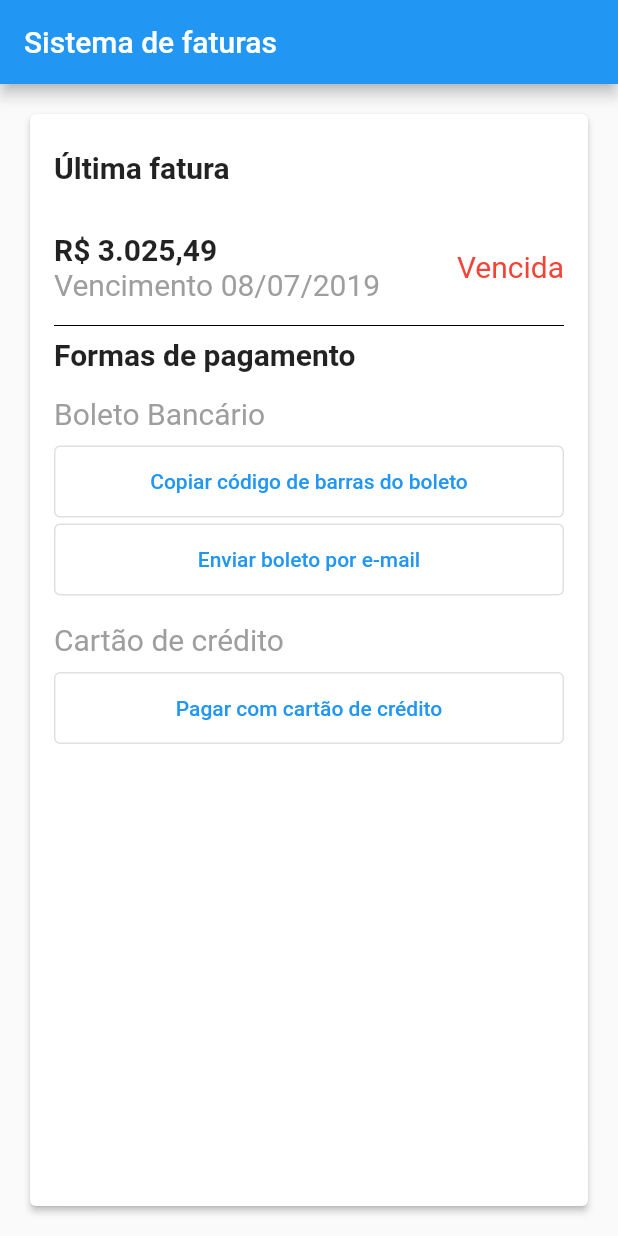
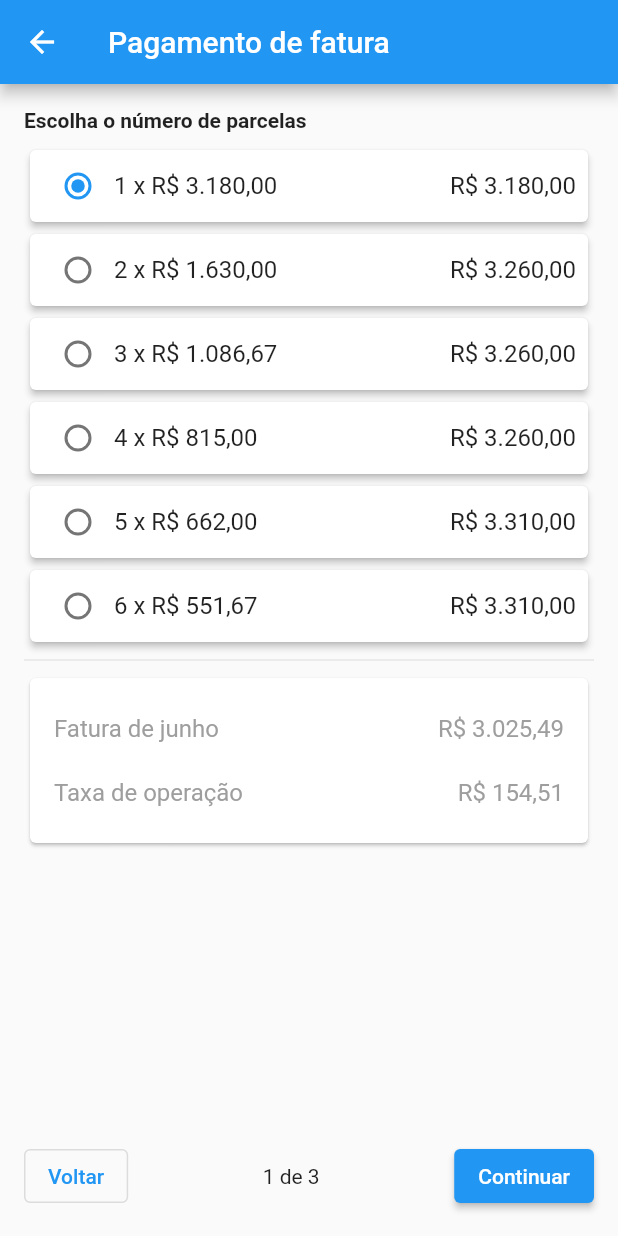
Before and after one commit to felipe72/flutter-training, a Flutter app: the screen it shows after launch, after a tap on "Pagar com cartão de crédito", on a phone screen of 412 x 824 dp. Run offline on Flutter 3.47's test engine with Material 2 defaults, Android fonts, the phone set to English and light mode, and no system bars.

Commit message:
Add payment options screen

```diff
--- a/lib/PaymentOptions.dart
+++ b/lib/ChoosePayment.dart
@@ -1,8 +1,9 @@
 import 'package:flutter/material.dart';
+import './payment_options/view/screen/payment_options.dart';
 import 'Commons.dart';
 
-class PaymentOptions extends StatelessWidget {
-  PaymentOptions({Key key}) : super(key: key);
+class ChoosePayment extends StatelessWidget {
+  ChoosePayment({Key key}) : super(key: key);
 
   @override
   Widget build(BuildContext context) {
@@ -87,6 +88,10 @@ class CustomButton extends StatelessWidget {
 
   void onPressed(BuildContext context) {
     if (this.active != null) {
+      Navigator.push(
+        context,
+        MaterialPageRoute(builder: (context) => PaymentOptionsScreen()),
+      );
     } else {
       showDialog(
         context: context,
--- a/lib/main.dart
+++ b/lib/main.dart
@@ -1,6 +1,6 @@
 import 'package:flutter/material.dart';
 import 'Commons.dart';
-import 'PaymentOptions.dart';
+import 'ChoosePayment.dart';
 import 'LastInvoice.dart';
 
 void main() {
@@ -16,7 +16,7 @@ class MyApp extends StatelessWidget {
       theme: ThemeData(
         primarySwatch: Colors.blue,
       ),
-      home: MyHomePage(title: 'Sistema de faturas'),
+      home: MyHomePage(title: 'Sistema de faturasdasdas'),
     );
   }
 }
@@ -37,7 +37,7 @@ class MyHomePage extends StatelessWidget {
             children: <Widget>[
               LastInvoice(),
               Divider(color: Colors.black),
-              PaymentOptions(),
+              ChoosePayment(),
             ],
           ),
         ),
--- /dev/null
+++ b/lib/payment_options/view/screen/payment_options.dart
@@ -0,0 +1,41 @@
+import 'package:flutter/material.dart';
+import '../widgets/invoice_installments.dart';
+import '../widgets/invoice_resume.dart';
+import '../widgets/invoice_buttons.dart';
+
+class PaymentOptionsScreen extends StatefulWidget {
+  @override
+  _PaymentOptionsScreenState createState() => _PaymentOptionsScreenState();
+}
+
+class _PaymentOptionsScreenState extends State<PaymentOptionsScreen> {
+  int _selectedOption = 1;
+
+  void onChanged(int option) {
+    setState(() => _selectedOption = option);
+  }
+
+  @override
+  Widget build(BuildContext context) {
+    return Scaffold(
+      appBar: AppBar(
+        title: Text('Pagamento de fatura'),
+      ),
+      body: Container(
+        padding: EdgeInsets.all(16.0),
+        child: Column(
+          children: [
+            InvoiceInstallments(
+              selectedOption: this._selectedOption,
+              onChanged: this.onChanged,
+            ),
+            Divider(),
+            InvoiceResume(),
+            Spacer(),
+            InvoiceButtons(),
+          ],
+        ),
+      ),
+    );
+  }
+}
--- /dev/null
+++ b/lib/payment_options/view/widgets/invoice_buttons.dart
@@ -0,0 +1,27 @@
+import 'package:flutter/material.dart';
+
+class InvoiceButtons extends StatelessWidget {
+  InvoiceButtons({Key key}) : super(key: key);
+
+  void goBack(BuildContext context) {
+    Navigator.pop(context);
+  }
+
+  @override
+  Widget build(BuildContext context) {
+    return Row(
+      mainAxisAlignment: MainAxisAlignment.spaceBetween,
+      children: [
+        OutlinedButton(
+          onPressed: () => goBack(context),
+          child: Text('Voltar'),
+        ),
+        Text('1 de 3'),
+        ElevatedButton(
+          onPressed: () => {},
+          child: Text('Continuar'),
+        )
+      ],
+    );
+  }
+}
--- /dev/null
+++ b/lib/payment_options/view/widgets/invoice_installments.dart
@@ -0,0 +1,79 @@
+import 'package:flutter/material.dart';
+import 'package:intl/intl.dart';
+
+class InvoiceInstallments extends StatelessWidget {
+  InvoiceInstallments({Key key, this.selectedOption, this.onChanged})
+      : super(key: key);
+  final int selectedOption;
+  final Function onChanged;
+
+  @override
+  Widget build(BuildContext context) {
+    List<int> prices = [3180, 3260, 3260, 3260, 3310, 3310];
+    List<InstallmentCard> cards = prices.asMap().entries.map((entry) {
+      int index = entry.key + 1;
+      int price = entry.value;
+
+      return InstallmentCard(
+        selectedOption: this.selectedOption,
+        price: price,
+        index: index,
+        onChanged: this.onChanged,
+      );
+    }).toList();
+
+    return Column(
+      mainAxisAlignment: MainAxisAlignment.start,
+      crossAxisAlignment: CrossAxisAlignment.start,
+      children: [
+        Text(
+          'Escolha o número de parcelas',
+          style: TextStyle(fontWeight: FontWeight.bold),
+        ),
+        SizedBox(height: 8),
+        ...cards,
+      ],
+    );
+  }
+}
+
+class InstallmentCard extends StatelessWidget {
+  InstallmentCard(
+      {Key key, this.selectedOption, this.price, this.index, this.onChanged})
+      : super(key: key);
+
+  final formatCurrency = new NumberFormat("#,##0.00", "pt_BR");
+
+  final int selectedOption;
+  final int price;
+  final int index;
+  final Function onChanged;
+
+  @override
+  Widget build(BuildContext context) {
+    String total = 'R\$ ' + formatCurrency.format(this.price);
+    String installmentPrice = index.toString() +
+        ' x ' +
+        'R\$ ' +
+        formatCurrency.format(this.price / this.index);
+
+    return Card(
+      elevation: 2,
+      child: Container(
+        padding: EdgeInsets.symmetric(horizontal: 8),
+        child: Row(
+          children: [
+            Radio(
+                value: this.index,
+                groupValue: this.selectedOption,
+                onChanged: this.onChanged),
+            Expanded(
+              child: Text(installmentPrice, style: TextStyle(fontSize: 16.0)),
+            ),
+            Text(total, style: TextStyle(fontSize: 16.0)),
+          ],
+        ),
+      ),
+    );
+  }
+}
--- /dev/null
+++ b/lib/payment_options/view/widgets/invoice_resume.dart
@@ -0,0 +1,65 @@
+import 'package:flutter/material.dart';
+
+class InvoiceResume extends StatelessWidget {
+  InvoiceResume({Key key}) : super(key: key);
+
+  @override
+  Widget build(BuildContext context) {
+    return Card(
+      child: Container(
+        padding: EdgeInsets.symmetric(vertical: 24, horizontal: 16),
+        child: Column(
+          children: [
+            InvoicePrice(),
+            SizedBox(height: 24),
+            OperationType(),
+          ],
+        ),
+      ),
+    );
+  }
+}
+
+class InvoicePrice extends StatelessWidget {
+  InvoicePrice({Key key}) : super(key: key);
+
+  @override
+  Widget build(BuildContext context) {
+    return Row(
+      children: [
+        Expanded(
+          child: Text(
+            'Fatura de junho',
+            style: TextStyle(fontSize: 16.0, color: Colors.grey),
+          ),
+        ),
+        Text(
+          'R\$ 3.025,49',
+          style: TextStyle(fontSize: 16.0, color: Colors.grey),
+        )
+      ],
+    );
+  }
+}
+
+class OperationType extends StatelessWidget {
+  OperationType({Key key}) : super(key: key);
+
+  @override
+  Widget build(BuildContext context) {
+    return Row(
+      children: [
+        Expanded(
+          child: Text(
+            'Taxa de operação',
+            style: TextStyle(fontSize: 16.0, color: Colors.grey),
+          ),
+        ),
+        Text(
+          'R\$ 154,51',
+          style: TextStyle(fontSize: 16.0, color: Colors.grey),
+        )
+      ],
+    );
+  }
+}
```
